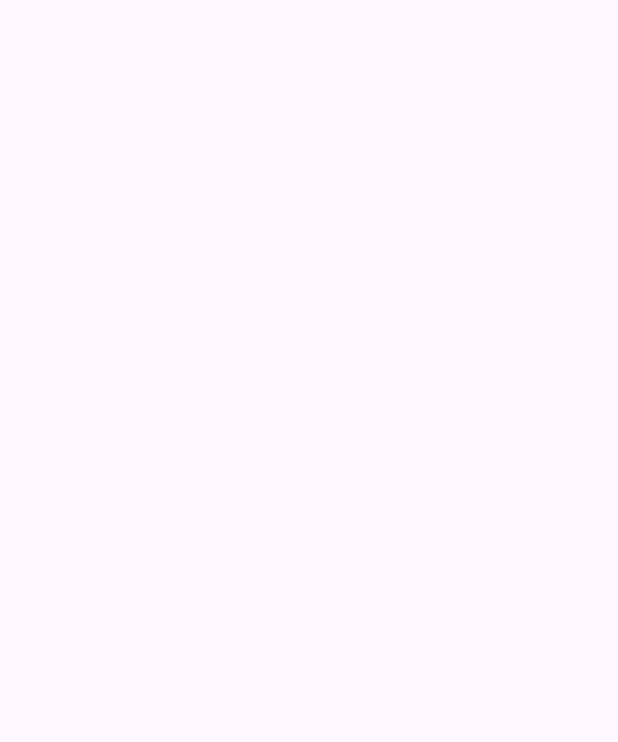
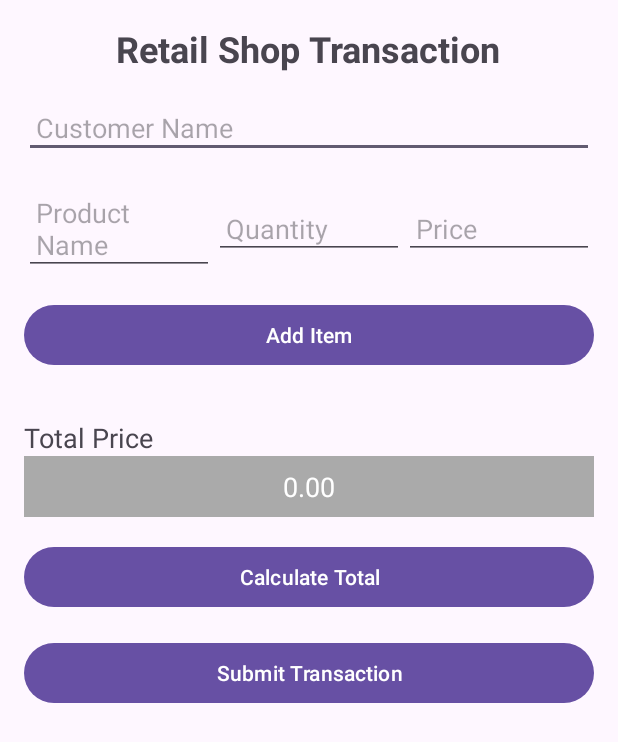
Before and after one commit to myivtah/RetailerShop, an Android app: the TransactionActivity screen opened directly, with no data from a screen before it, on a phone screen of 412 x 824 dp. Before the commit the part shown is empty. Shown: the top 742 px of the screen. Run offline under Robolectric (Android 15) with nearby library versions, the light colour scheme and no system bars; 1 statement that could not run was skipped.

Commit message:
activity_transaction.xml

```diff
--- a/app/src/main/res/layout/activity_transaction.xml
+++ b/app/src/main/res/layout/activity_transaction.xml
@@ -1,10 +1,109 @@
-<?xml version="1.0" encoding="utf-8"?>
-<androidx.constraintlayout.widget.ConstraintLayout xmlns:android="http://schemas.android.com/apk/res/android"
-    xmlns:app="http://schemas.android.com/apk/res-auto"
-    xmlns:tools="http://schemas.android.com/tools"
-    android:id="@+id/main"
+<ScrollView
+    xmlns:android="http://schemas.android.com/apk/res/android"
     android:layout_width="match_parent"
     android:layout_height="match_parent"
-    tools:context=".TransactionActivity">
+    android:padding="16dp">
 
-</androidx.constraintlayout.widget.ConstraintLayout>
+    <LinearLayout
+        android:layout_width="match_parent"
+        android:layout_height="wrap_content"
+        android:orientation="vertical">
+
+        <TextView
+            android:id="@+id/transactionTitle"
+            android:layout_width="wrap_content"
+            android:layout_height="wrap_content"
+            android:text="Retail Shop Transaction"
+            android:textSize="24sp"
+            android:textStyle="bold"
+            android:layout_gravity="center_horizontal"
+            android:paddingBottom="16dp"/>
+
+        <EditText
+            android:id="@+id/customerName"
+            android:layout_width="match_parent"
+            android:layout_height="wrap_content"
+            android:hint="Customer Name"
+            android:padding="8dp"/>
+
+        <LinearLayout
+            android:layout_width="match_parent"
+            android:layout_height="wrap_content"
+            android:orientation="horizontal"
+            android:paddingTop="16dp">
+
+            <EditText
+                android:id="@+id/productName"
+                android:layout_width="0dp"
+                android:layout_height="wrap_content"
+                android:layout_weight="1"
+                android:hint="Product Name"
+                android:padding="8dp"/>
+
+            <EditText
+                android:id="@+id/quantity"
+                android:layout_width="0dp"
+                android:layout_height="wrap_content"
+                android:layout_weight="1"
+                android:hint="Quantity"
+                android:inputType="number"
+                android:padding="8dp"/>
+
+            <EditText
+                android:id="@+id/price"
+                android:layout_width="0dp"
+                android:layout_height="wrap_content"
+                android:layout_weight="1"
+                android:hint="Price"
+                android:inputType="numberDecimal"
+                android:padding="8dp"/>
+        </LinearLayout>
+
+        <Button
+            android:id="@+id/addItem"
+            android:layout_width="match_parent"
+            android:layout_height="wrap_content"
+            android:text="Add Item"
+            android:layout_marginTop="16dp"/>
+
+        <ListView
+            android:id="@+id/itemsList"
+            android:layout_width="match_parent"
+            android:layout_height="wrap_content"
+            android:paddingTop="16dp"/>
+
+        <TextView
+            android:id="@+id/totalPriceLabel"
+            android:layout_width="wrap_content"
+            android:layout_height="wrap_content"
+            android:text="Total Price"
+            android:textSize="18sp"
+            android:paddingTop="16dp"/>
+
+        <TextView
+            android:id="@+id/totalPrice"
+            android:layout_width="match_parent"
+            android:layout_height="wrap_content"
+            android:text="0.00"
+            android:textSize="18sp"
+            android:padding="8dp"
+            android:background="@android:color/darker_gray"
+            android:textColor="@android:color/white"
+            android:gravity="center"/>
+
+        <Button
+            android:id="@+id/calculateTotal"
+            android:layout_width="match_parent"
+            android:layout_height="wrap_content"
+            android:text="Calculate Total"
+            android:layout_marginTop="16dp"/>
+
+        <Button
+            android:id="@+id/submitTransaction"
+            android:layout_width="match_parent"
+            android:layout_height="wrap_content"
+            android:text="Submit Transaction"
+            android:layout_marginTop="16dp"/>
+
+    </LinearLayout>
+</ScrollView>
```
